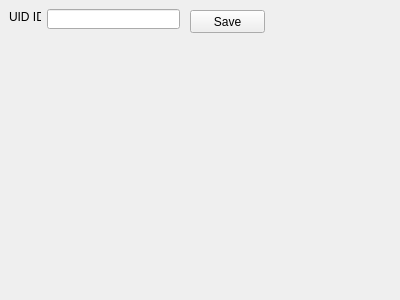
Old version of the form Hanse/Module_UID/form_uid.ui in the repository iti-luebeck/HANSE2011.
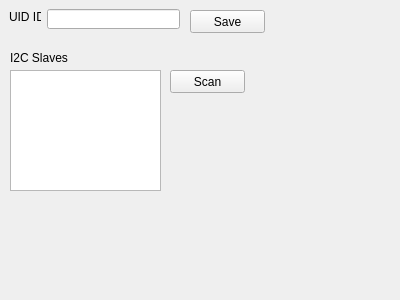
New version of the form.

Commit message: I2C scan bus feature

```diff
--- a/Hanse/Module_UID/form_uid.ui
+++ b/Hanse/Module_UID/form_uid.ui
@@ -49,6 +49,42 @@
     <string>Save</string>
    </property>
   </widget>
+  <widget class="QLabel" name="label_2">
+   <property name="geometry">
+    <rect>
+     <x>10</x>
+     <y>50</y>
+     <width>121</width>
+     <height>16</height>
+    </rect>
+   </property>
+   <property name="text">
+    <string>I2C Slaves</string>
+   </property>
+  </widget>
+  <widget class="QPushButton" name="scan">
+   <property name="geometry">
+    <rect>
+     <x>170</x>
+     <y>70</y>
+     <width>75</width>
+     <height>23</height>
+    </rect>
+   </property>
+   <property name="text">
+    <string>Scan</string>
+   </property>
+  </widget>
+  <widget class="QListWidget" name="slaves">
+   <property name="geometry">
+    <rect>
+     <x>10</x>
+     <y>70</y>
+     <width>151</width>
+     <height>121</height>
+    </rect>
+   </property>
+  </widget>
  </widget>
  <resources/>
  <connections/>
```
The commit also changes 2 other files.
